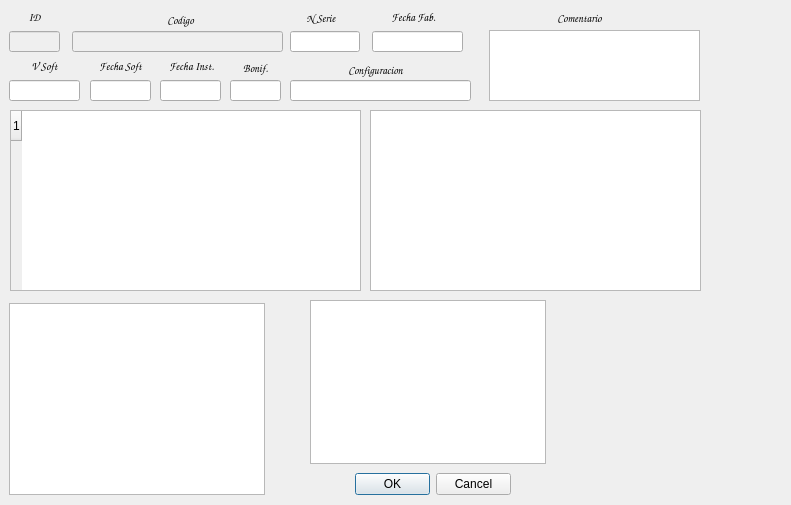
Before: the Qt Designer form reparacioneseditar.ui in Matias2178/Sistema_Postventa, drawn with Qt 5.
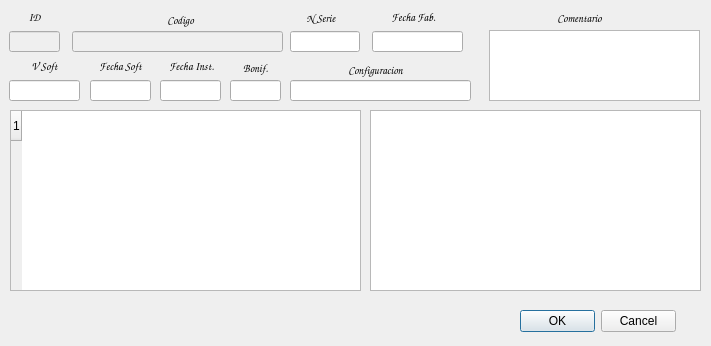
After: the same form once the commit is applied.

Diff of the .ui file:
```diff
--- a/reparacioneseditar.ui
+++ b/reparacioneseditar.ui
@@ -6,8 +6,8 @@
    <rect>
     <x>0</x>
     <y>0</y>
-    <width>791</width>
-    <height>505</height>
+    <width>711</width>
+    <height>346</height>
    </rect>
   </property>
   <property name="windowTitle">
@@ -16,8 +16,8 @@
   <widget class="QDialogButtonBox" name="buttonBox">
    <property name="geometry">
     <rect>
-     <x>355</x>
-     <y>473</y>
+     <x>520</x>
+     <y>310</y>
      <width>156</width>
      <height>23</height>
     </rect>
@@ -169,26 +169,6 @@
     </property>
    </row>
   </widget>
-  <widget class="QTableView" name="Producto">
-   <property name="geometry">
-    <rect>
-     <x>310</x>
-     <y>300</y>
-     <width>236</width>
-     <height>164</height>
-    </rect>
-   </property>
-  </widget>
-  <widget class="QTableView" name="Producto_2">
-   <property name="geometry">
-    <rect>
-     <x>9</x>
-     <y>303</y>
-     <width>256</width>
-     <height>192</height>
-    </rect>
-   </property>
-  </widget>
   <widget class="QLineEdit" name="TablaID">
    <property name="enabled">
     <bool>false</bool>
```
